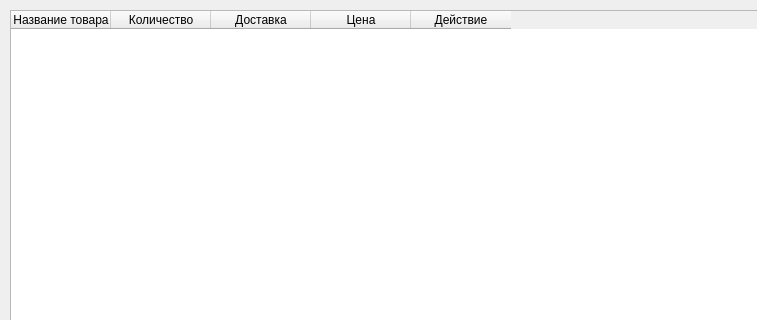
First picture: the form in menubasket.ui, repository diduk228/Orders, before the edit; both pictures show x 0 to 757 and y 0 to 320 of the 914 by 704 pixel window.
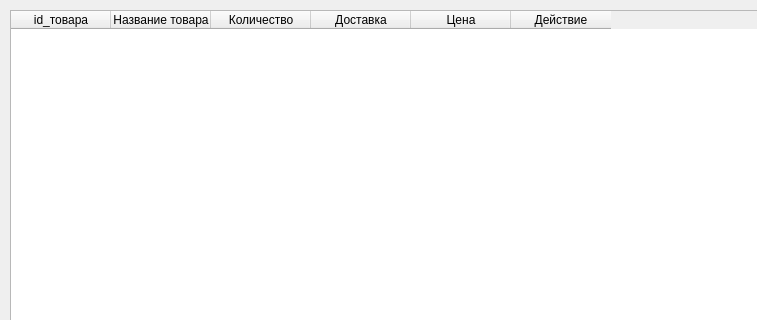
Second picture: the form after the edit.

Commit message: Упростил код, добавил метод для кнопки покупки товаров

What changed in the file:
```diff
--- a/menubasket.ui
+++ b/menubasket.ui
@@ -23,6 +23,11 @@
       <height>541</height>
      </rect>
     </property>
+    <column>
+     <property name="text">
+      <string>id_товара</string>
+     </property>
+    </column>
     <column>
      <property name="text">
       <string>Название товара</string>
```
Left out of the diff: 2 changed lines with no effect on the pictures. The commit also changes 2 other files.
